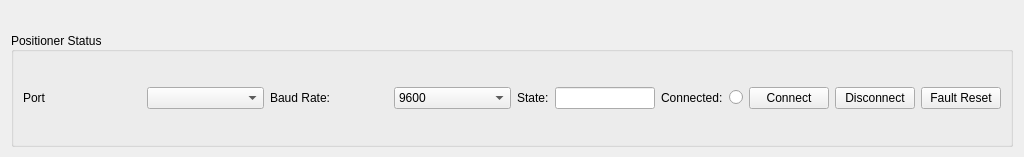
Above: gui/pos_control_ui.ui from Wireless-Research-Tester/Automated-Wireless-Research-Tester before the change. Below: the same form after it.
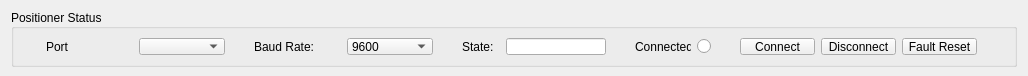
That is the form after the change.

Diff of the .ui file:
```diff
--- a/gui/pos_control_ui.ui
+++ b/gui/pos_control_ui.ui
@@ -7,25 +7,25 @@
     <x>0</x>
     <y>0</y>
     <width>1024</width>
-    <height>136</height>
+    <height>76</height>
    </rect>
   </property>
   <property name="sizePolicy">
-   <sizepolicy hsizetype="MinimumExpanding" vsizetype="Minimum">
+   <sizepolicy hsizetype="Maximum" vsizetype="Preferred">
     <horstretch>0</horstretch>
     <verstretch>0</verstretch>
    </sizepolicy>
   </property>
   <property name="minimumSize">
    <size>
-    <width>0</width>
-    <height>136</height>
+    <width>1024</width>
+    <height>76</height>
    </size>
   </property>
   <property name="maximumSize">
    <size>
-    <width>1150</width>
-    <height>16777215</height>
+    <width>1024</width>
+    <height>76</height>
    </size>
   </property>
   <property name="windowTitle">
@@ -33,35 +33,35 @@
   </property>
   <layout class="QVBoxLayout" name="verticalLayout">
    <property name="spacing">
-    <number>0</number>
+    <number>6</number>
    </property>
    <property name="sizeConstraint">
     <enum>QLayout::SetMinAndMaxSize</enum>
    </property>
    <property name="topMargin">
-    <number>12</number>
+    <number>9</number>
    </property>
    <property name="bottomMargin">
-    <number>30</number>
+    <number>9</number>
    </property>
    <item>
     <widget class="QGroupBox" name="groupBox">
      <property name="sizePolicy">
-      <sizepolicy hsizetype="Preferred" vsizetype="Minimum">
+      <sizepolicy hsizetype="Maximum" vsizetype="Preferred">
        <horstretch>0</horstretch>
        <verstretch>0</verstretch>
       </sizepolicy>
      </property>
      <property name="minimumSize">
       <size>
-       <width>1000</width>
-       <height>115</height>
+       <width>1006</width>
+       <height>58</height>
       </size>
      </property>
      <property name="maximumSize">
       <size>
-       <width>1280</width>
-       <height>75</height>
+       <width>1006</width>
+       <height>58</height>
       </size>
      </property>
      <property name="title">
@@ -75,13 +75,38 @@
        <layout class="QGridLayout" name="gridLayout_2">
         <item row="0" column="0">
          <widget class="QLabel" name="portLabel_2">
+          <property name="sizePolicy">
+           <sizepolicy hsizetype="Maximum" vsizetype="Preferred">
+            <horstretch>0</horstretch>
+            <verstretch>0</verstretch>
+           </sizepolicy>
+          </property>
+          <property name="maximumSize">
+           <size>
+            <width>87</width>
+            <height>20</height>
+           </size>
+          </property>
           <property name="text">
            <string>Port</string>
           </property>
          </widget>
         </item>
         <item row="0" column="1">
-         <widget class="QComboBox" name="portCombo_2"/>
+         <widget class="QComboBox" name="portCombo_2">
+          <property name="sizePolicy">
+           <sizepolicy hsizetype="Maximum" vsizetype="Fixed">
+            <horstretch>0</horstretch>
+            <verstretch>0</verstretch>
+           </sizepolicy>
+          </property>
+          <property name="maximumSize">
+           <size>
+            <width>86</width>
+            <height>20</height>
+           </size>
+          </property>
+         </widget>
         </item>
        </layout>
       </item>
@@ -89,6 +114,18 @@
        <layout class="QGridLayout" name="gridLayout">
         <item row="0" column="1">
          <widget class="QLabel" name="baudRate">
+          <property name="sizePolicy">
+           <sizepolicy hsizetype="Maximum" vsizetype="Preferred">
+            <horstretch>0</horstretch>
+            <verstretch>0</verstretch>
+           </sizepolicy>
+          </property>
+          <property name="maximumSize">
+           <size>
+            <width>87</width>
+            <height>20</height>
+           </size>
+          </property>
           <property name="text">
            <string>Baud Rate:</string>
           </property>
@@ -96,6 +133,18 @@
         </item>
         <item row="0" column="2">
          <widget class="QComboBox" name="baudRateCombo">
+          <property name="sizePolicy">
+           <sizepolicy hsizetype="Maximum" vsizetype="Fixed">
+            <horstretch>0</horstretch>
+            <verstretch>0</verstretch>
+           </sizepolicy>
+          </property>
+          <property name="maximumSize">
+           <size>
+            <width>86</width>
+            <height>20</height>
+           </size>
+          </property>
           <property name="editable">
            <bool>false</bool>
           </property>
@@ -138,7 +187,7 @@
         <item row="0" column="2">
          <widget class="QLineEdit" name="lineEdit">
           <property name="sizePolicy">
-           <sizepolicy hsizetype="MinimumExpanding" vsizetype="Maximum">
+           <sizepolicy hsizetype="Maximum" vsizetype="Preferred">
             <horstretch>0</horstretch>
             <verstretch>0</verstretch>
            </sizepolicy>
@@ -152,7 +201,7 @@
           <property name="maximumSize">
            <size>
             <width>100</width>
-            <height>16777215</height>
+            <height>23</height>
            </size>
           </property>
          </widget>
@@ -160,11 +209,17 @@
         <item row="0" column="1">
          <widget class="QLabel" name="label_2">
           <property name="sizePolicy">
-           <sizepolicy hsizetype="Fixed" vsizetype="Preferred">
+           <sizepolicy hsizetype="Maximum" vsizetype="Preferred">
             <horstretch>0</horstretch>
             <verstretch>0</verstretch>
            </sizepolicy>
           </property>
+          <property name="maximumSize">
+           <size>
+            <width>38</width>
+            <height>23</height>
+           </size>
+          </property>
           <property name="text">
            <string>State:</string>
           </property>
@@ -186,11 +241,17 @@
         <item row="0" column="0">
          <widget class="QLabel" name="connectLabel">
           <property name="sizePolicy">
-           <sizepolicy hsizetype="Fixed" vsizetype="Preferred">
+           <sizepolicy hsizetype="Maximum" vsizetype="Preferred">
             <horstretch>0</horstretch>
             <verstretch>0</verstretch>
            </sizepolicy>
           </property>
+          <property name="maximumSize">
+           <size>
+            <width>56</width>
+            <height>13</height>
+           </size>
+          </property>
           <property name="text">
            <string>Connected:</string>
           </property>
@@ -221,6 +282,18 @@
        <layout class="QGridLayout" name="gridLayout_5">
         <item row="0" column="1">
          <widget class="QPushButton" name="disconnectQPT">
+          <property name="sizePolicy">
+           <sizepolicy hsizetype="Maximum" vsizetype="Fixed">
+            <horstretch>0</horstretch>
+            <verstretch>0</verstretch>
+           </sizepolicy>
+          </property>
+          <property name="maximumSize">
+           <size>
+            <width>75</width>
+            <height>23</height>
+           </size>
+          </property>
           <property name="text">
            <string>Disconnect</string>
           </property>
@@ -228,6 +301,18 @@
         </item>
         <item row="0" column="0">
          <widget class="QPushButton" name="connectQPT">
+          <property name="sizePolicy">
+           <sizepolicy hsizetype="Maximum" vsizetype="Fixed">
+            <horstretch>0</horstretch>
+            <verstretch>0</verstretch>
+           </sizepolicy>
+          </property>
+          <property name="maximumSize">
+           <size>
+            <width>75</width>
+            <height>23</height>
+           </size>
+          </property>
           <property name="text">
            <string>Connect</string>
           </property>
@@ -235,6 +320,18 @@
         </item>
         <item row="0" column="2">
          <widget class="QPushButton" name="faultReset">
+          <property name="sizePolicy">
+           <sizepolicy hsizetype="Maximum" vsizetype="Fixed">
+            <horstretch>0</horstretch>
+            <verstretch>0</verstretch>
+           </sizepolicy>
+          </property>
+          <property name="maximumSize">
+           <size>
+            <width>75</width>
+            <height>23</height>
+           </size>
+          </property>
           <property name="text">
            <string>Fault Reset</string>
           </property>
```
